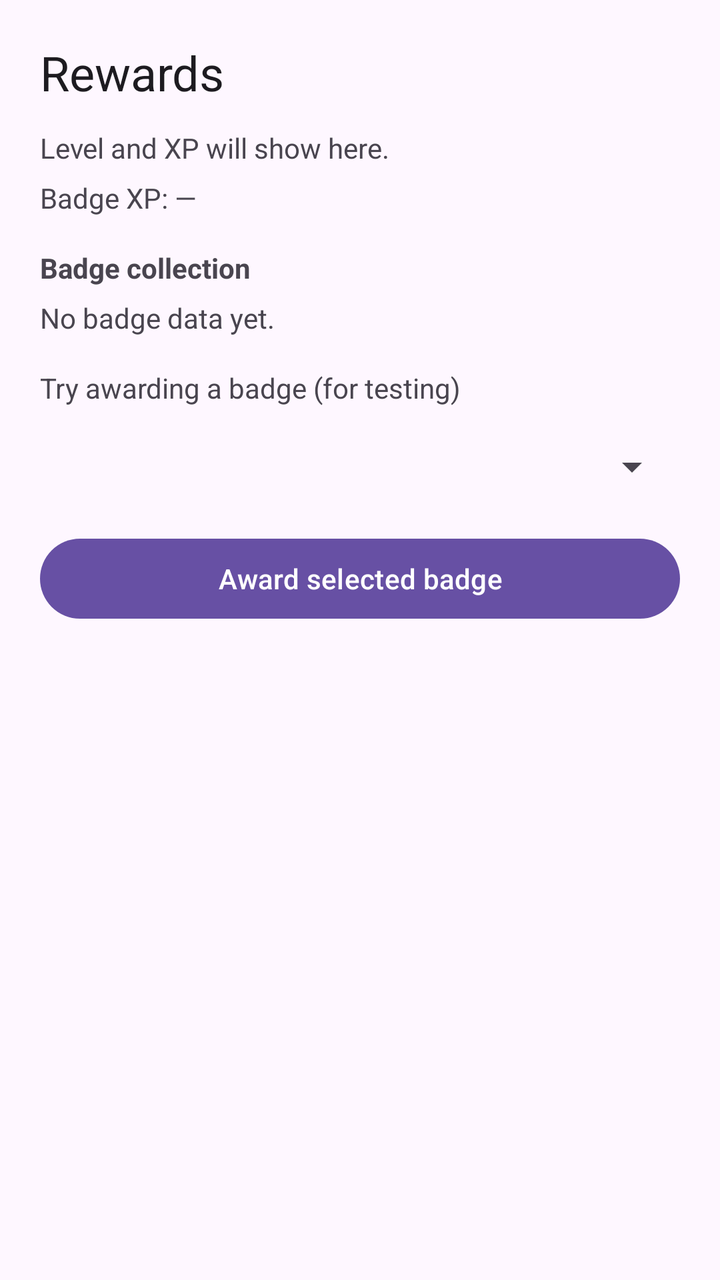
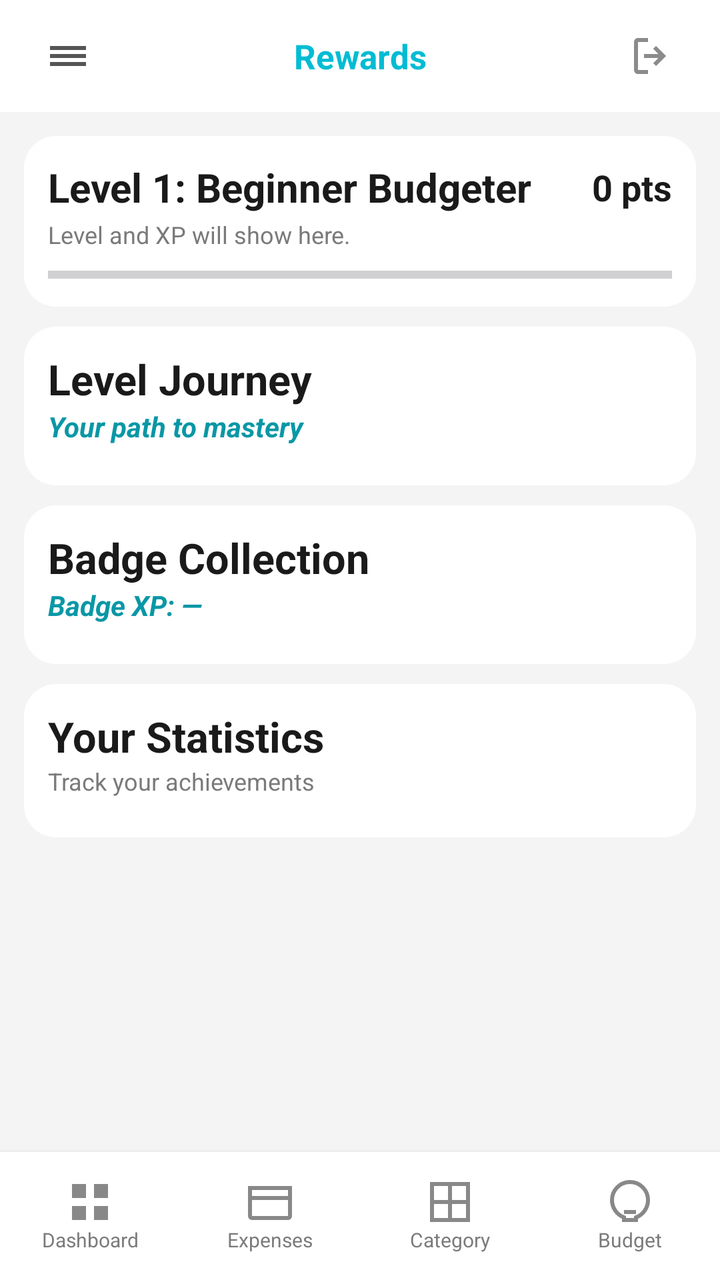

Screens rendered from an Android XML layout before and after an edit, with the pre-edit source and the edit as a unified diff.
<!-- AndroidManifest.xml: application theme Theme.ProjectWatchApp -->
<!-- res/layout/activity_rewards.xml -->
<?xml version="1.0" encoding="utf-8"?>
<ScrollView xmlns:android="http://schemas.android.com/apk/res/android"
    xmlns:app="http://schemas.android.com/apk/res-auto"
    android:layout_width="match_parent"
    android:layout_height="match_parent">

    <androidx.constraintlayout.widget.ConstraintLayout
        android:layout_width="match_parent"
        android:layout_height="wrap_content"
        android:padding="20dp">

        <TextView
            android:id="@+id/textViewRewardsTitle"
            android:layout_width="0dp"
            android:layout_height="wrap_content"
            android:text="@string/rewards_title"
            android:textAppearance="?attr/textAppearanceHeadlineSmall"
            app:layout_constraintEnd_toEndOf="parent"
            app:layout_constraintStart_toStartOf="parent"
            app:layout_constraintTop_toTopOf="parent" />

        <TextView
            android:id="@+id/textViewRewardsLevelSummary"
            android:layout_width="0dp"
            android:layout_height="wrap_content"
            android:layout_marginTop="12dp"
            android:text="@string/rewards_level_placeholder"
            app:layout_constraintEnd_toEndOf="parent"
            app:layout_constraintStart_toStartOf="parent"
            app:layout_constraintTop_toBottomOf="@id/textViewRewardsTitle" />

        <TextView
            android:id="@+id/textViewRewardsBadgeXp"
            android:layout_width="0dp"
            android:layout_height="wrap_content"
            android:layout_marginTop="6dp"
            android:text="@string/rewards_badge_xp_placeholder"
            app:layout_constraintEnd_toEndOf="parent"
            app:layout_constraintStart_toStartOf="parent"
            app:layout_constraintTop_toBottomOf="@id/textViewRewardsLevelSummary" />

        <TextView
            android:id="@+id/textViewBadgeSectionTitle"
            android:layout_width="0dp"
            android:layout_height="wrap_content"
            android:layout_marginTop="16dp"
            android:text="@string/rewards_badge_collection_title"
            android:textStyle="bold"
            app:layout_constraintEnd_toEndOf="parent"
            app:layout_constraintStart_toStartOf="parent"
            app:layout_constraintTop_toBottomOf="@id/textViewRewardsBadgeXp" />

        <TextView
            android:id="@+id/textViewRewardsBadgeList"
            android:layout_width="0dp"
            android:layout_height="wrap_content"
            android:layout_marginTop="6dp"
            android:text="@string/rewards_badges_placeholder"
            app:layout_constraintEnd_toEndOf="parent"
            app:layout_constraintStart_toStartOf="parent"
            app:layout_constraintTop_toBottomOf="@id/textViewBadgeSectionTitle" />

        <TextView
            android:id="@+id/textViewTestBadgeLabel"
            android:layout_width="0dp"
            android:layout_height="wrap_content"
            android:layout_marginTop="16dp"
            android:text="@string/rewards_test_badge_label"
            app:layout_constraintEnd_toEndOf="parent"
            app:layout_constraintStart_toStartOf="parent"
            app:layout_constraintTop_toBottomOf="@id/textViewRewardsBadgeList" />

        <Spinner
            android:id="@+id/spinnerRewardBadge"
            android:layout_width="0dp"
            android:layout_height="wrap_content"
            android:layout_marginTop="6dp"
            android:minHeight="48dp"
            app:layout_constraintEnd_toEndOf="parent"
            app:layout_constraintStart_toStartOf="parent"
            app:layout_constraintTop_toBottomOf="@id/textViewTestBadgeLabel" />

        <Button
            android:id="@+id/buttonAwardSelectedBadge"
            android:layout_width="0dp"
            android:layout_height="wrap_content"
            android:layout_marginTop="8dp"
            android:text="@string/action_award_badge"
            app:layout_constraintEnd_toEndOf="parent"
            app:layout_constraintStart_toStartOf="parent"
            app:layout_constraintTop_toBottomOf="@id/spinnerRewardBadge" />

        <TextView
            android:id="@+id/textViewRewardsLoading"
            android:layout_width="0dp"
            android:layout_height="wrap_content"
            android:layout_marginTop="12dp"
            android:gravity="center"
            android:text="@string/loading_rewards"
            android:visibility="gone"
            app:layout_constraintBottom_toBottomOf="parent"
            app:layout_constraintEnd_toEndOf="parent"
            app:layout_constraintStart_toStartOf="parent"
            app:layout_constraintTop_toBottomOf="@id/buttonAwardSelectedBadge" />

    </androidx.constraintlayout.widget.ConstraintLayout>
</ScrollView>
<!-- resources referenced by this layout -->
<resources>
  <string name="action_award_badge">Award selected badge</string>
  <string name="loading_rewards">Updating…</string>
  <string name="rewards_badge_collection_title">Badge collection</string>
  <string name="rewards_badge_xp_placeholder">Badge XP: —</string>
  <string name="rewards_badges_placeholder">No badge data yet.</string>
  <string name="rewards_level_placeholder">Level and XP will show here.</string>
  <string name="rewards_test_badge_label">Try awarding a badge (for testing)</string>
  <string name="rewards_title">Rewards</string>
  <!-- unchanged entries left out for length: 2 -->
</resources>

<!-- the commit's change to res/layout/activity_rewards.xml (unified diff, before → after) -->
@@ -1,107 +1,290 @@
 <?xml version="1.0" encoding="utf-8"?>
-<ScrollView xmlns:android="http://schemas.android.com/apk/res/android"
+<androidx.constraintlayout.widget.ConstraintLayout xmlns:android="http://schemas.android.com/apk/res/android"
     xmlns:app="http://schemas.android.com/apk/res-auto"
     android:layout_width="match_parent"
-    android:layout_height="match_parent">
-
-    <androidx.constraintlayout.widget.ConstraintLayout
-        android:layout_width="match_parent"
-        android:layout_height="wrap_content"
-        android:padding="20dp">
+    android:layout_height="match_parent"
+    android:background="#F4F4F4">
+
+    <LinearLayout
+        android:id="@+id/toolbarRewards"
+        android:layout_width="0dp"
+        android:layout_height="56dp"
+        android:background="@android:color/white"
+        android:gravity="center_vertical"
+        android:orientation="horizontal"
+        android:paddingStart="16dp"
+        android:paddingEnd="16dp"
+        app:layout_constraintEnd_toEndOf="parent"
+        app:layout_constraintStart_toStartOf="parent"
+        app:layout_constraintTop_toTopOf="parent">
+
+        <ImageView
+            android:id="@+id/buttonRewardsMenu"
+            android:layout_width="36dp"
+            android:layout_height="36dp"
+            android:clickable="true"
+            android:contentDescription="@string/dashboard_menu_icon_desc"
+            android:focusable="true"
+            android:padding="6dp"
+            android:src="@drawable/ic_menu_hamburger" />
 
         <TextView
             android:id="@+id/textViewRewardsTitle"
             android:layout_width="0dp"
             android:layout_height="wrap_content"
+            android:layout_weight="1"
+            android:gravity="center"
             android:text="@string/rewards_title"
-            android:textAppearance="?attr/textAppearanceHeadlineSmall"
-            app:layout_constraintEnd_toEndOf="parent"
-            app:layout_constraintStart_toStartOf="parent"
-            app:layout_constraintTop_toTopOf="parent" />
-
-        <TextView
-            android:id="@+id/textViewRewardsLevelSummary"
-            android:layout_width="0dp"
-            android:layout_height="wrap_content"
-            android:layout_marginTop="12dp"
-            android:text="@string/rewards_level_placeholder"
-            app:layout_constraintEnd_toEndOf="parent"
-            app:layout_constraintStart_toStartOf="parent"
-            app:layout_constraintTop_toBottomOf="@id/textViewRewardsTitle" />
-
-        <TextView
-            android:id="@+id/textViewRewardsBadgeXp"
-            android:layout_width="0dp"
-            android:layout_height="wrap_content"
-            android:layout_marginTop="6dp"
-            android:text="@string/rewards_badge_xp_placeholder"
-            app:layout_constraintEnd_toEndOf="parent"
-            app:layout_constraintStart_toStartOf="parent"
-            app:layout_constraintTop_toBottomOf="@id/textViewRewardsLevelSummary" />
-
-        <TextView
-            android:id="@+id/textViewBadgeSectionTitle"
-            android:layout_width="0dp"
-            android:layout_height="wrap_content"
-            android:layout_marginTop="16dp"
-            android:text="@string/rewards_badge_collection_title"
-            android:textStyle="bold"
-            app:layout_constraintEnd_toEndOf="parent"
-            app:layout_constraintStart_toStartOf="parent"
-            app:layout_constraintTop_toBottomOf="@id/textViewRewardsBadgeXp" />
-
-        <TextView
-            android:id="@+id/textViewRewardsBadgeList"
-            android:layout_width="0dp"
-            android:layout_height="wrap_content"
-            android:layout_marginTop="6dp"
-            android:text="@string/rewards_badges_placeholder"
-            app:layout_constraintEnd_toEndOf="parent"
-            app:layout_constraintStart_toStartOf="parent"
-            app:layout_constraintTop_toBottomOf="@id/textViewBadgeSectionTitle" />
-
-        <TextView
-            android:id="@+id/textViewTestBadgeLabel"
-            android:layout_width="0dp"
-            android:layout_height="wrap_content"
-            android:layout_marginTop="16dp"
-            android:text="@string/rewards_test_badge_label"
-            app:layout_constraintEnd_toEndOf="parent"
-            app:layout_constraintStart_toStartOf="parent"
-            app:layout_constraintTop_toBottomOf="@id/textViewRewardsBadgeList" />
-
-        <Spinner
-            android:id="@+id/spinnerRewardBadge"
-            android:layout_width="0dp"
-            android:layout_height="wrap_content"
-            android:layout_marginTop="6dp"
-            android:minHeight="48dp"
-            app:layout_constraintEnd_toEndOf="parent"
-            app:layout_constraintStart_toStartOf="parent"
-            app:layout_constraintTop_toBottomOf="@id/textViewTestBadgeLabel" />
-
-        <Button
-            android:id="@+id/buttonAwardSelectedBadge"
-            android:layout_width="0dp"
-            android:layout_height="wrap_content"
-            android:layout_marginTop="8dp"
-            android:text="@string/action_award_badge"
-            app:layout_constraintEnd_toEndOf="parent"
-            app:layout_constraintStart_toStartOf="parent"
-            app:layout_constraintTop_toBottomOf="@id/spinnerRewardBadge" />
-
-        <TextView
-            android:id="@+id/textViewRewardsLoading"
-            android:layout_width="0dp"
-            android:layout_height="wrap_content"
-            android:layout_marginTop="12dp"
-            android:gravity="center"
-            android:text="@string/loading_rewards"
-            android:visibility="gone"
-            app:layout_constraintBottom_toBottomOf="parent"
-            app:layout_constraintEnd_toEndOf="parent"
-            app:layout_constraintStart_toStartOf="parent"
-            app:layout_constraintTop_toBottomOf="@id/buttonAwardSelectedBadge" />
-
-    </androidx.constraintlayout.widget.ConstraintLayout>
-</ScrollView>
+            android:textColor="#00BCD4"
+            android:textSize="17sp"
+            android:textStyle="bold" />
+
+        <ImageView
+            android:id="@+id/buttonRewardsLogout"
+            android:layout_width="36dp"
+            android:layout_height="36dp"
+            android:clickable="true"
+            android:contentDescription="@string/dashboard_logout_icon_desc"
+            android:focusable="true"
+            android:padding="6dp"
+            android:src="@drawable/ic_dash_logout" />
+    </LinearLayout>
+
+    <ScrollView
+        android:layout_width="0dp"
+        android:layout_height="0dp"
+        android:fillViewport="true"
+        app:layout_constraintBottom_toTopOf="@id/layoutRewardsBottomNav"
+        app:layout_constraintEnd_toEndOf="parent"
+        app:layout_constraintStart_toStartOf="parent"
+        app:layout_constraintTop_toBottomOf="@id/toolbarRewards">
+
+        <LinearLayout
+            android:layout_width="match_parent"
+            android:layout_height="wrap_content"
+            android:orientation="vertical"
+            android:padding="12dp">
+
+            <LinearLayout
+                android:layout_width="match_parent"
+                android:layout_height="wrap_content"
+                android:layout_marginBottom="10dp"
+                android:background="@drawable/card_white_rounded"
+                android:orientation="vertical"
+                android:padding="12dp">
+
+                <LinearLayout
+                    android:layout_width="match_parent"
+                    android:layout_height="wrap_content"
+                    android:gravity="center_vertical"
+                    android:orientation="horizontal">
+
+                    <TextView
+                        android:id="@+id/textViewRewardsLevelName"
+                        android:layout_width="0dp"
+                        android:layout_height="wrap_content"
+                        android:layout_weight="1"
+                        android:text="Level 1: Beginner Budgeter"
+                        android:textColor="#1A1A1A"
+                        android:textSize="20sp"
+                        android:textStyle="bold" />
+
+                    <TextView
+                        android:id="@+id/textViewRewardsLevelPoints"
+                        android:layout_width="wrap_content"
+                        android:layout_height="wrap_content"
+                        android:text="0 pts"
+                        android:textColor="#1A1A1A"
+                        android:textSize="18sp"
+                        android:textStyle="bold" />
+                </LinearLayout>
+
+                <TextView
+                    android:id="@+id/textViewRewardsLevelSummary"
+                    android:layout_width="match_parent"
+                    android:layout_height="wrap_content"
+                    android:layout_marginTop="2dp"
+                    android:text="@string/rewards_level_placeholder"
+                    android:textColor="#7A7A7A"
+                    android:textSize="12sp" />
+
+                <ProgressBar
+                    android:id="@+id/progressRewardsLevel"
+                    style="?android:attr/progressBarStyleHorizontal"
+                    android:layout_width="match_parent"
+                    android:layout_height="8dp"
+                    android:layout_marginTop="8dp"
+                    android:max="100"
+                    android:progress="0" />
+            </LinearLayout>
+
+            <LinearLayout
+                android:layout_width="match_parent"
+                android:layout_height="wrap_content"
+                android:layout_marginBottom="10dp"
+                android:background="@drawable/card_white_rounded"
+                android:orientation="vertical"
+                android:padding="12dp">
+
+                <TextView
+                    android:layout_width="wrap_content"
+                    android:layout_height="wrap_content"
+                    android:text="Level Journey"
+                    android:textColor="#1A1A1A"
+                    android:textSize="21sp"
+                    android:textStyle="bold" />
+
+                <TextView
+                    android:layout_width="wrap_content"
+                    android:layout_height="wrap_content"
+                    android:text="Your path to mastery"
+                    android:textColor="#0997A6"
+                    android:textSize="14sp"
+                    android:textStyle="italic|bold" />
+
+                <LinearLayout
+                    android:id="@+id/layoutRewardsJourney"
+                    android:layout_width="match_parent"
+                    android:layout_height="wrap_content"
+                    android:layout_marginTop="8dp"
+                    android:orientation="vertical" />
+            </LinearLayout>
+
+            <LinearLayout
+                android:layout_width="match_parent"
+                android:layout_height="wrap_content"
+                android:layout_marginBottom="10dp"
+                android:background="@drawable/card_white_rounded"
+                android:orientation="vertical"
+                android:padding="12dp">
+
+                <TextView
+                    android:layout_width="wrap_content"
+                    android:layout_height="wrap_content"
+                    android:text="Badge Collection"
+                    android:textColor="#1A1A1A"
+                    android:textSize="21sp"
+                    android:textStyle="bold" />
+
+                <TextView
+                    android:id="@+id/textViewRewardsBadgeXp"
+                    android:layout_width="wrap_content"
+                    android:layout_height="wrap_content"
+                    android:text="@string/rewards_badge_xp_placeholder"
+                    android:textColor="#0997A6"
+                    android:textSize="14sp"
+                    android:textStyle="italic|bold" />
+
+                <LinearLayout
+                    android:id="@+id/layoutRewardsBadges"
+                    android:layout_width="match_parent"
+                    android:layout_height="wrap_content"
+                    android:layout_marginTop="8dp"
+                    android:orientation="vertical" />
+            </LinearLayout>
+
+            <LinearLayout
+                android:layout_width="match_parent"
+                android:layout_height="wrap_content"
+                android:layout_marginBottom="10dp"
+                android:background="@drawable/card_white_rounded"
+                android:orientation="vertical"
+                android:padding="12dp">
+
+                <TextView
+                    android:layout_width="wrap_content"
+                    android:layout_height="wrap_content"
+                    android:text="Your Statistics"
+                    android:textColor="#1A1A1A"
+                    android:textSize="21sp"
+                    android:textStyle="bold" />
+
+                <TextView
+                    android:layout_width="wrap_content"
+                    android:layout_height="wrap_content"
+                    android:text="Track your achievements"
+                    android:textColor="#7A7A7A"
+                    android:textSize="12sp" />
+
+                <LinearLayout
+                    android:id="@+id/layoutRewardsStats"
+                    android:layout_width="match_parent"
+                    android:layout_height="wrap_content"
+                    android:layout_marginTop="8dp"
+                    android:orientation="vertical" />
+            </LinearLayout>
+
+            <TextView
+                android:id="@+id/textViewRewardsLoading"
+                android:layout_width="match_parent"
+                android:layout_height="wrap_content"
+                android:gravity="center"
+                android:text="@string/loading_rewards"
+                android:textColor="#888888"
+                android:visibility="gone" />
+
+            
+            <TextView android:id="@+id/textViewRewardsBadgeList" android:layout_width="1dp" android:layout_height="1dp" android:visibility="gone"/>
+            <TextView android:id="@+id/textViewTestBadgeLabel" android:layout_width="1dp" android:layout_height="1dp" android:visibility="gone"/>
+            <Spinner android:id="@+id/spinnerRewardBadge" android:layout_width="1dp" android:layout_height="1dp" android:visibility="gone"/>
+            <Button android:id="@+id/buttonAwardSelectedBadge" android:layout_width="1dp" android:layout_height="1dp" android:visibility="gone"/>
+        </LinearLayout>
+    </ScrollView>
+
+    <LinearLayout
+        android:id="@+id/layoutRewardsBottomNav"
+        android:layout_width="0dp"
+        android:layout_height="64dp"
+        android:background="@android:color/white"
+        android:elevation="4dp"
+        android:gravity="center"
+        android:orientation="horizontal"
+        app:layout_constraintBottom_toBottomOf="parent"
+        app:layout_constraintEnd_toEndOf="parent"
+        app:layout_constraintStart_toStartOf="parent">
+
+        <TextView
+            android:id="@+id/navRewardsDashboard"
+            android:layout_width="0dp"
+            android:layout_height="wrap_content"
+            android:layout_weight="1"
+            android:drawableTop="@drawable/ic_nav_dashboard"
+            android:gravity="center"
+            android:text="@string/dashboard_label_dashboard"
+            android:textColor="#7B7B7B"
+            android:textSize="10sp" />
+
+        <TextView
+            android:id="@+id/navRewardsExpenses"
+            android:layout_width="0dp"
+            android:layout_height="wrap_content"
+            android:layout_weight="1"
+            android:drawableTop="@drawable/ic_nav_expenses"
+            android:gravity="center"
+            android:text="@string/dashboard_label_expenses"
+            android:textColor="#7B7B7B"
+            android:textSize="10sp" />
+
+        <TextView
+            android:id="@+id/navRewardsCategory"
+            android:layout_width="0dp"
+            android:layout_height="wrap_content"
+            android:layout_weight="1"
+            android:drawableTop="@drawable/ic_nav_category"
+            android:gravity="center"
+            android:text="@string/dashboard_label_category"
+            android:textColor="#7B7B7B"
+            android:textSize="10sp" />
+
+        <TextView
+            android:id="@+id/navRewardsBudget"
+            android:layout_width="0dp"
+            android:layout_height="wrap_content"
+            android:layout_weight="1"
+            android:drawableTop="@drawable/ic_nav_budget"
+            android:gravity="center"
+            android:text="@string/dashboard_label_budget"
+            android:textColor="#7B7B7B"
+            android:textSize="10sp" />
+    </LinearLayout>
+</androidx.constraintlayout.widget.ConstraintLayout>
<!-- resource entries referenced after the edit -->
@@ -1,12 +1,90 @@
 <!-- resources referenced by this layout -->
 <resources>
-  <string name="action_award_badge">Award selected badge</string>
+  <!-- drawable card_white_rounded (drawable) -->
+  <?xml version="1.0" encoding="utf-8"?>
+  <shape xmlns:android="http://schemas.android.com/apk/res/android"
+      android:shape="rectangle">
+      <solid android:color="#FFFFFF"/>
+      <corners android:radius="16dp"/>
+  </shape>
+  <!-- drawable ic_dash_logout (drawable) -->
+  <?xml version="1.0" encoding="utf-8"?>
+  <vector xmlns:android="http://schemas.android.com/apk/res/android"
+      android:width="24dp"
+      android:height="24dp"
+      android:viewportWidth="24"
+      android:viewportHeight="24">
+      <path
+          android:fillColor="#8B8B8B"
+          android:pathData="M10,3H5c-1.1,0 -2,0.9 -2,2v14c0,1.1 0.9,2 2,2h5v-2H5V5h5V3z" />
+      <path
+          android:fillColor="#8B8B8B"
+          android:pathData="M14,7l-1.41,1.41L15.17,11H8v2h7.17l-2.58,2.59L14,17l5,-5z" />
+  </vector>
+  <!-- drawable ic_menu_hamburger (drawable) -->
+  <?xml version="1.0" encoding="utf-8"?>
+  <vector xmlns:android="http://schemas.android.com/apk/res/android"
+      android:width="24dp"
+      android:height="24dp"
+      android:viewportWidth="24"
+      android:viewportHeight="24">
+      <path
+          android:fillColor="#555555"
+          android:pathData="M3,7 L21,7 L21,9 L3,9 Z"/>
+      <path
+          android:fillColor="#555555"
+          android:pathData="M3,11 L21,11 L21,13 L3,13 Z"/>
+      <path
+          android:fillColor="#555555"
+          android:pathData="M3,15 L21,15 L21,17 L3,17 Z"/>
+  </vector>
+  <!-- drawable ic_nav_budget (drawable) -->
+  <?xml version="1.0" encoding="utf-8"?>
+  <vector xmlns:android="http://schemas.android.com/apk/res/android"
+      android:width="24dp" android:height="24dp"
+      android:viewportWidth="24" android:viewportHeight="24">
+      <path android:strokeColor="#888888" android:strokeWidth="2"
+          android:fillColor="@android:color/transparent"
+          android:pathData="M12,2a9,9 0,0 0,-9 9c0,4 2.5,7.4 6,8.7V21h6v-1.3c3.5,-1.3 6,-4.7 6,-8.7a9,9 0,0 0,-9 -9z"/>
+      <path android:strokeColor="#888888" android:strokeWidth="2"
+          android:fillColor="@android:color/transparent"
+          android:pathData="M9,17h6"/>
+  </vector>
+  <!-- drawable ic_nav_category (drawable) -->
+  <?xml version="1.0" encoding="utf-8"?>
+  <vector xmlns:android="http://schemas.android.com/apk/res/android"
+      android:width="24dp" android:height="24dp"
+      android:viewportWidth="24" android:viewportHeight="24">
+      <path android:strokeColor="#888888" android:strokeWidth="2"
+          android:fillColor="@android:color/transparent"
+          android:pathData="M3,3h18v18H3V3zM3,12h18M12,3v18"/>
+  </vector>
+  <!-- drawable ic_nav_dashboard (drawable) -->
+  <?xml version="1.0" encoding="utf-8"?>
+  <vector xmlns:android="http://schemas.android.com/apk/res/android"
+      android:width="24dp" android:height="24dp"
+      android:viewportWidth="24" android:viewportHeight="24">
+      <path android:fillColor="#888888"
+          android:pathData="M3,3h7v7H3V3zM14,3h7v7h-7V3zM3,14h7v7H3V14zM14,14h7v7h-7V14z"/>
+  </vector>
+  <!-- drawable ic_nav_expenses (drawable) -->
+  <?xml version="1.0" encoding="utf-8"?>
+  <vector xmlns:android="http://schemas.android.com/apk/res/android"
+      android:width="24dp" android:height="24dp"
+      android:viewportWidth="24" android:viewportHeight="24">
+      <path android:strokeColor="#888888" android:strokeWidth="2"
+          android:fillColor="@android:color/transparent"
+          android:pathData="M2,5h20v14a1,1 0,0 1,-1 1H3a1,1 0,0 1,-1 -1V5zM2,10h20"/>
+  </vector>
+  <string name="dashboard_label_budget">Budget</string>
+  <string name="dashboard_label_category">Category</string>
+  <string name="dashboard_label_dashboard">Dashboard</string>
+  <string name="dashboard_label_expenses">Expenses</string>
+  <string name="dashboard_logout_icon_desc">Logout</string>
+  <string name="dashboard_menu_icon_desc">Menu</string>
   <string name="loading_rewards">Updating…</string>
-  <string name="rewards_badge_collection_title">Badge collection</string>
   <string name="rewards_badge_xp_placeholder">Badge XP: —</string>
-  <string name="rewards_badges_placeholder">No badge data yet.</string>
   <string name="rewards_level_placeholder">Level and XP will show here.</string>
-  <string name="rewards_test_badge_label">Try awarding a badge (for testing)</string>
   <string name="rewards_title">Rewards</string>
   <!-- unchanged entries left out for length: 2 -->
 </resources>
